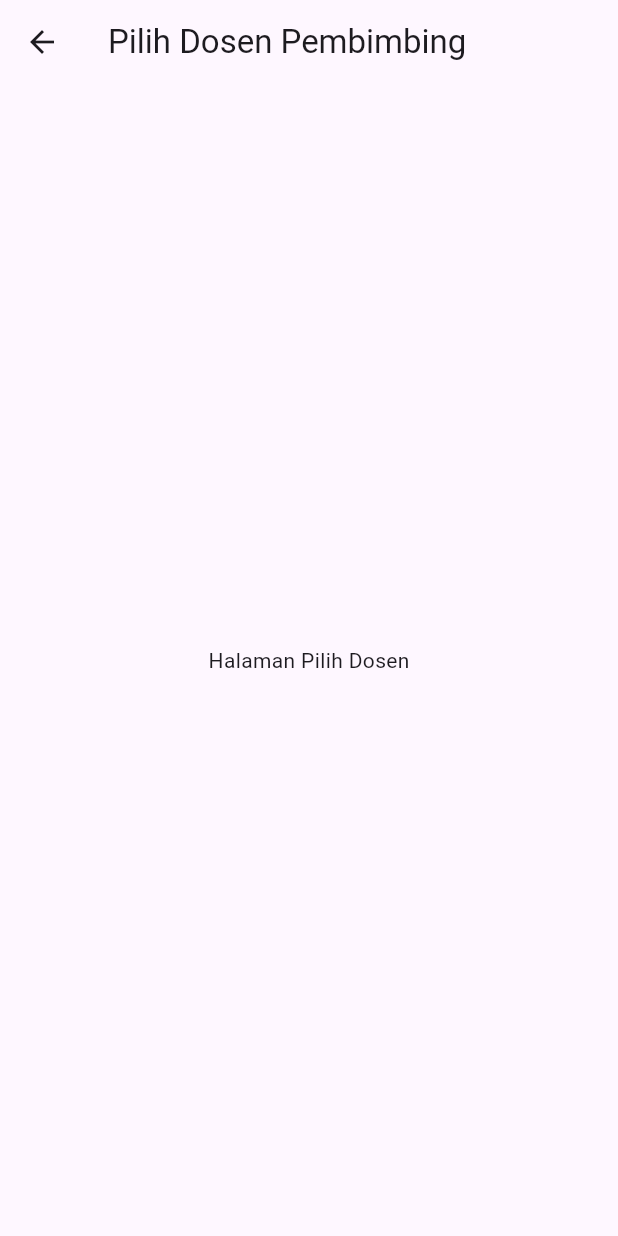
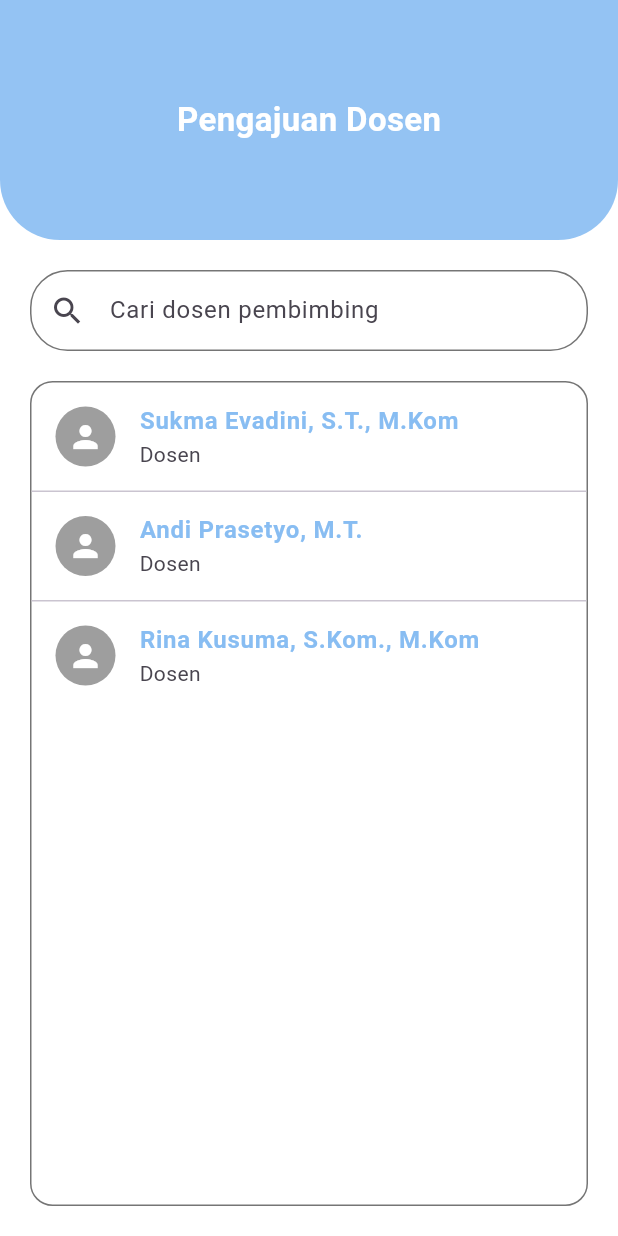
Before and after one commit to Mifrhmh-git/PBL-301-InTA-Mobile-Front-End, a Flutter app: the PilihDosenPage screen opened by its route, on a phone screen of 412 x 824 dp. Run offline on Flutter 3.47's test engine with Material 3 defaults, Android fonts, the phone set to English and light mode, and no system bars; our stand-ins replace file_picker, get, google_fonts, table_calendar.

Commit message:
penambahan hal cari dosen, pilih dosen dan daftar dosen serta perbaikan kecil

```diff
--- a/lib/pages/dokumen_modal.dart
+++ b/lib/pages/dokumen_modal.dart
@@ -296,7 +296,7 @@ class _DokumenModalState extends State<DokumenModal> {
   }
 }
 
-/// 🔽 Tambahan Modal Revisi Dosen
+// Tambahan Modal Revisi Dosen
 void showRevisiModal(BuildContext context, DokumenModel dokumen) {
   showModalBottomSheet(
     isScrollControlled: true,
--- a/lib/pages/pilih_dosen_page.dart
+++ b/lib/pages/pilih_dosen_page.dart
@@ -1,13 +1,137 @@
 import 'package:flutter/material.dart';
+import '../shared/shared.dart'; // pastikan ini sesuai path project kamu
 
-class PilihDosenPage extends StatelessWidget {
+class PilihDosenPage extends StatefulWidget {
   const PilihDosenPage({super.key});
 
   @override
+  State<PilihDosenPage> createState() => _PilihDosenPageState();
+}
+
+class _PilihDosenPageState extends State<PilihDosenPage> {
+  final TextEditingController searchController = TextEditingController();
+
+  // contoh data dosen
+  final List<Map<String, String>> dosenList = [
+    {"nama": "Sukma Evadini, S.T., M.Kom", "jabatan": "Dosen"},
+    {"nama": "Andi Prasetyo, M.T.", "jabatan": "Dosen"},
+    {"nama": "Rina Kusuma, S.Kom., M.Kom", "jabatan": "Dosen"},
+  ];
+
+  String query = "";
+
+  @override
   Widget build(BuildContext context) {
+    // filter hasil pencarian
+    final filteredList = dosenList
+        .where((dosen) =>
+            dosen["nama"]!.toLowerCase().contains(query.toLowerCase()))
+        .toList();
+
     return Scaffold(
-      appBar: AppBar(title: const Text("Pilih Dosen Pembimbing")),
-      body: const Center(child: Text("Halaman Pilih Dosen")),
+      backgroundColor: Colors.white,
+      body: Column(
+        children: [
+          // Bagian atas (judul dengan background biru)
+          Container(
+            width: double.infinity,
+            height: 160,
+            decoration: BoxDecoration(
+              color: primaryColor.withOpacity(0.9),
+              borderRadius: const BorderRadius.only(
+                bottomLeft: Radius.circular(40),
+                bottomRight: Radius.circular(40),
+              ),
+            ),
+            child: const Center(
+              child: Text(
+                "Pengajuan Dosen",
+                style: TextStyle(
+                  color: Colors.white,
+                  fontSize: 22,
+                  fontWeight: FontWeight.bold,
+                ),
+              ),
+            ),
+          ),
+
+          // Bagian isi (search dan list)
+          Expanded(
+            child: Padding(
+              padding: const EdgeInsets.all(20),
+              child: Column(
+                children: [
+                  // Search bar
+                  Container(
+                    decoration: BoxDecoration(
+                      border: Border.all(color: Colors.black54),
+                      borderRadius: BorderRadius.circular(25),
+                    ),
+                    child: TextField(
+                      controller: searchController,
+                      onChanged: (val) {
+                        setState(() {
+                          query = val;
+                        });
+                      },
+                      decoration: const InputDecoration(
+                        hintText: "Cari dosen pembimbing",
+                        prefixIcon: Icon(Icons.search),
+                        border: InputBorder.none,
+                        contentPadding:
+                            EdgeInsets.symmetric(vertical: 14, horizontal: 15),
+                      ),
+                    ),
+                  ),
+                  const SizedBox(height: 20),
+
+                  // List dosen
+                  Expanded(
+                    child: Container(
+                      decoration: BoxDecoration(
+                        border: Border.all(color: Colors.black54),
+                        borderRadius: BorderRadius.circular(15),
+                      ),
+                      child: ListView.separated(
+                        itemCount: filteredList.length,
+                        separatorBuilder: (context, index) =>
+                            const Divider(height: 1),
+                        itemBuilder: (context, index) {
+                          final dosen = filteredList[index];
+                          return ListTile(
+                            leading: const CircleAvatar(
+                              backgroundColor: Colors.grey,
+                              child: Icon(Icons.person, color: Colors.white),
+                            ),
+                            title: Text(
+                              dosen["nama"]!,
+                              style: TextStyle(
+                                color: primaryColor,
+                                fontWeight: FontWeight.bold,
+                              ),
+                            ),
+                            subtitle: Text(dosen["jabatan"]!),
+                            onTap: () {
+                              // aksi ketika memilih dosen
+                              ScaffoldMessenger.of(context).showSnackBar(
+                                SnackBar(
+                                  content: Text(
+                                      "Kamu memilih ${dosen["nama"]!} sebagai pembimbing"),
+                                  backgroundColor: primaryColor,
+                                ),
+                              );
+                            },
+                          );
+                        },
+                      ),
+                    ),
+                  ),
+                ],
+              ),
+            ),
+          ),
+        ],
+      ),
     );
   }
 }
--- a/lib/routes/app_pages.dart
+++ b/lib/routes/app_pages.dart
@@ -10,8 +10,6 @@ import 'package:inta301/pages/profile_page.dart';
 import 'package:inta301/pages/welcome_page.dart';
 import 'package:inta301/pages/kelola_akun_page.dart';
 import 'package:inta301/pages/informasi_dospem_page.dart';
-
-// 🆕 Tambahan baru
 import 'package:inta301/pages/lengkapi_data_page.dart';
 import 'package:inta301/pages/pilih_dosen_page.dart';
 import 'package:inta301/pages/mahasiswa_controller.dart';
@@ -56,7 +54,6 @@ class AppPages {
       page: () => const NotifikasiPage(),
     ),
 
-    // 🟦 FORM JADWAL BIMBINGAN
     GetPage(
       name: _Paths.FORM_JADWAL,
       page: () {
@@ -79,7 +76,6 @@ class AppPages {
       page: () => const InformasiDospemPage(),
     ),
 
-    // 🟩 Tambahan halaman baru
     GetPage(
       name: _Paths.LENGKAPI_DATA,
       page: () => LengkapiDataPage(),
--- a/lib/routes/app_routes.dart
+++ b/lib/routes/app_routes.dart
@@ -12,8 +12,6 @@ abstract class Routes {
   static const FORM_JADWAL = _Paths.FORM_JADWAL;
   static const KELOLA_AKUN = _Paths.KELOLA_AKUN;
   static const INFORMASI_DOSPEM = _Paths.INFORMASI_DOSPEM;
-
-  // 🟨 Tambahan baru
   static const LENGKAPI_DATA = _Paths.LENGKAPI_DATA;
   static const PILIH_DOSEN = _Paths.PILIH_DOSEN;
 }
@@ -30,8 +28,6 @@ abstract class _Paths {
   static const FORM_JADWAL = '/form-jadwal';
   static const KELOLA_AKUN = '/kelola-akun';
   static const INFORMASI_DOSPEM = '/informasi-dospem';
-
-  // 🟨 Tambahan baru
   static const LENGKAPI_DATA = '/lengkapi-data';
   static const PILIH_DOSEN = '/pilih-dosen';
 }
```
Also changed, not shown: lib/pages/cari_dosen_page.dart (added, +58 -0 lines), lib/pages/lengkapi_data_page.dart (+39 -28 lines), assets/images/cari-image.png (added).
